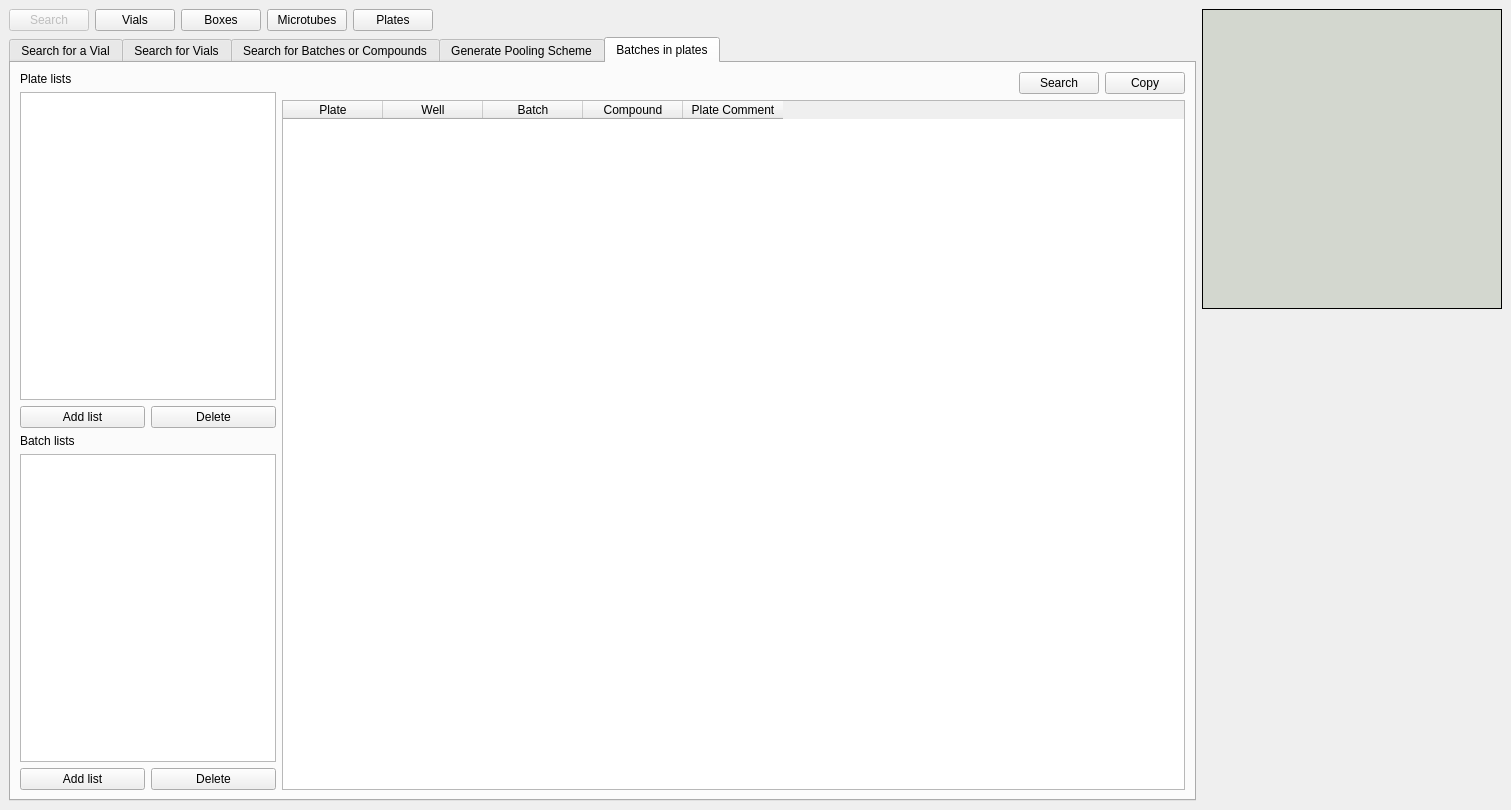
Above: frontend/assets/searchwindow.ui from dahlbma/cello before the change. Below: the same form after it.
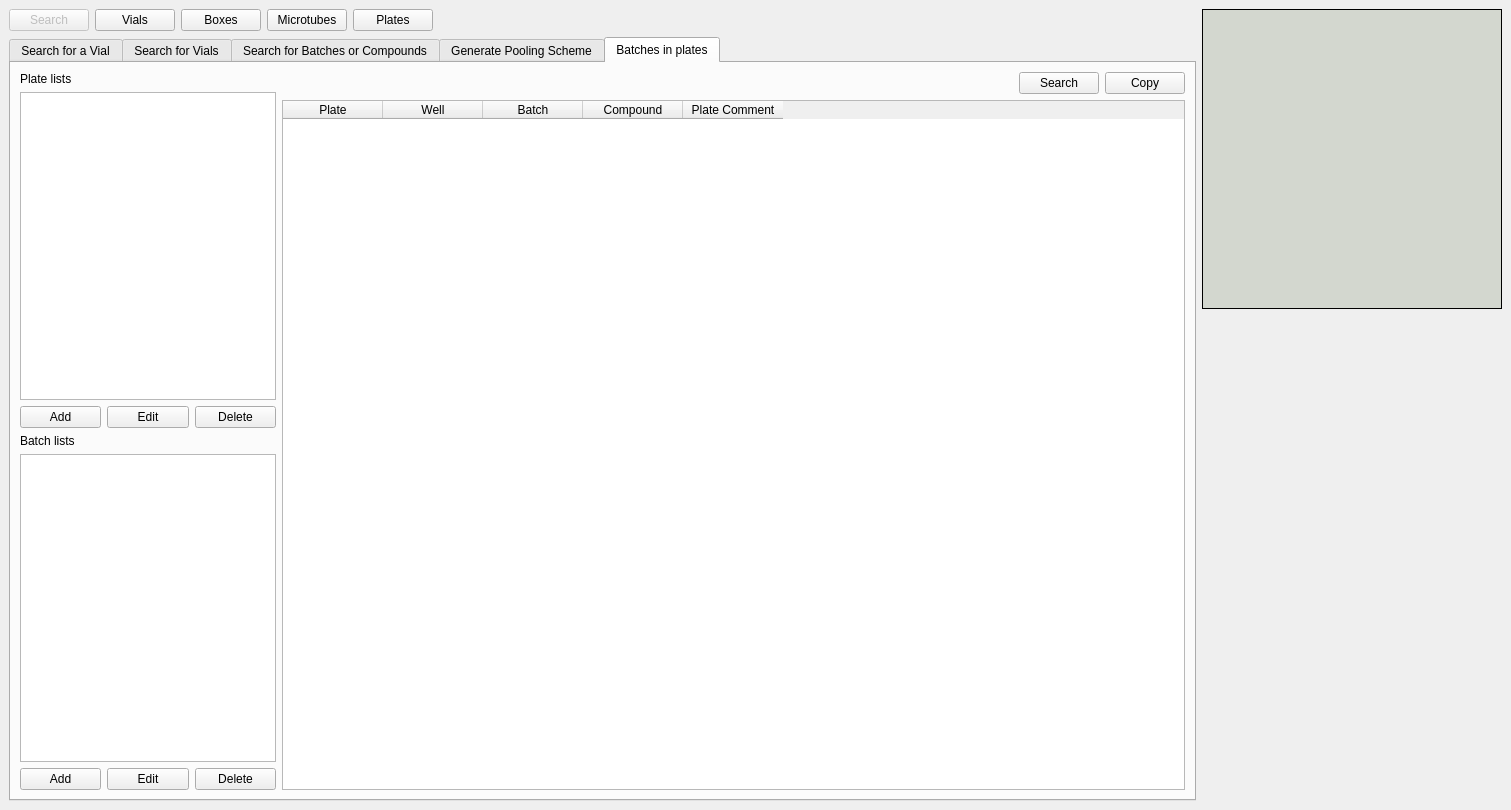
That is the form after the change.

Commit message: Search batches in plate list

The edit to the form file:
```diff
--- a/frontend/assets/searchwindow.ui
+++ b/frontend/assets/searchwindow.ui
@@ -1048,7 +1048,14 @@
                   <item>
                    <widget class="QPushButton" name="createPlateList_btn">
                     <property name="text">
-                     <string>Add list</string>
+                     <string>Add</string>
+                    </property>
+                   </widget>
+                  </item>
+                  <item>
+                   <widget class="QPushButton" name="editPlateList_btn">
+                    <property name="text">
+                     <string>Edit</string>
                     </property>
                    </widget>
                   </item>
@@ -1080,7 +1087,14 @@
                   <item>
                    <widget class="QPushButton" name="createBatchList_btn">
                     <property name="text">
-                     <string>Add list</string>
+                     <string>Add</string>
+                    </property>
+                   </widget>
+                  </item>
+                  <item>
+                   <widget class="QPushButton" name="editBatchList_btn">
+                    <property name="text">
+                     <string>Edit</string>
                     </property>
                    </widget>
                   </item>
```
The commit also changes 1 other file.
